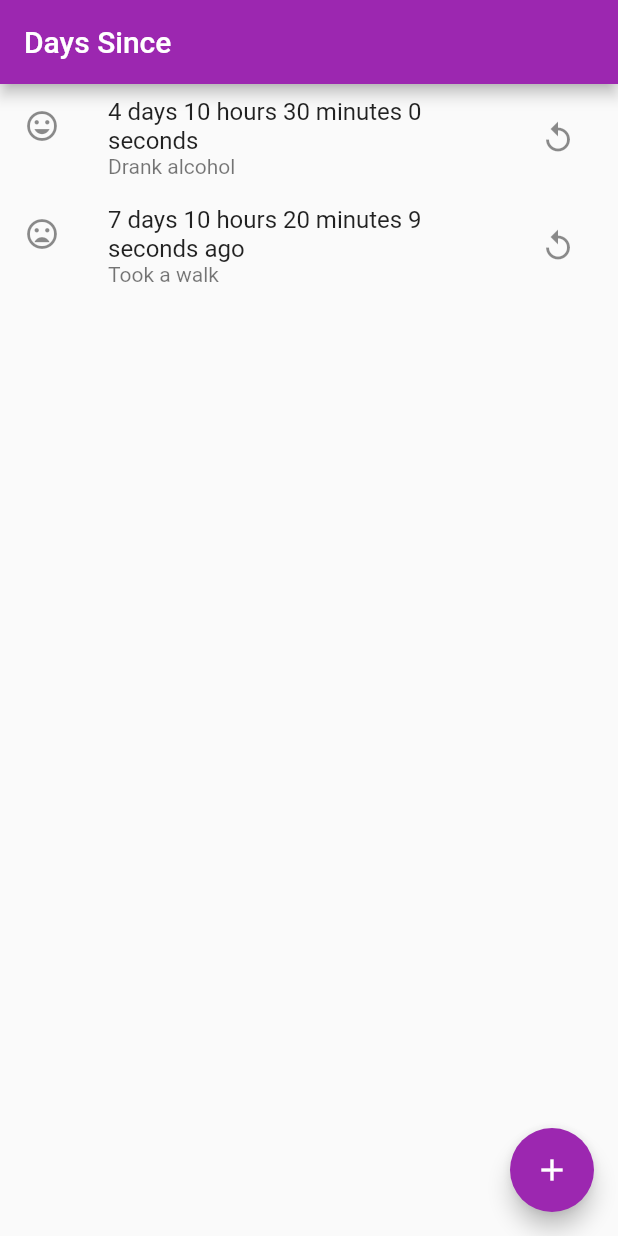
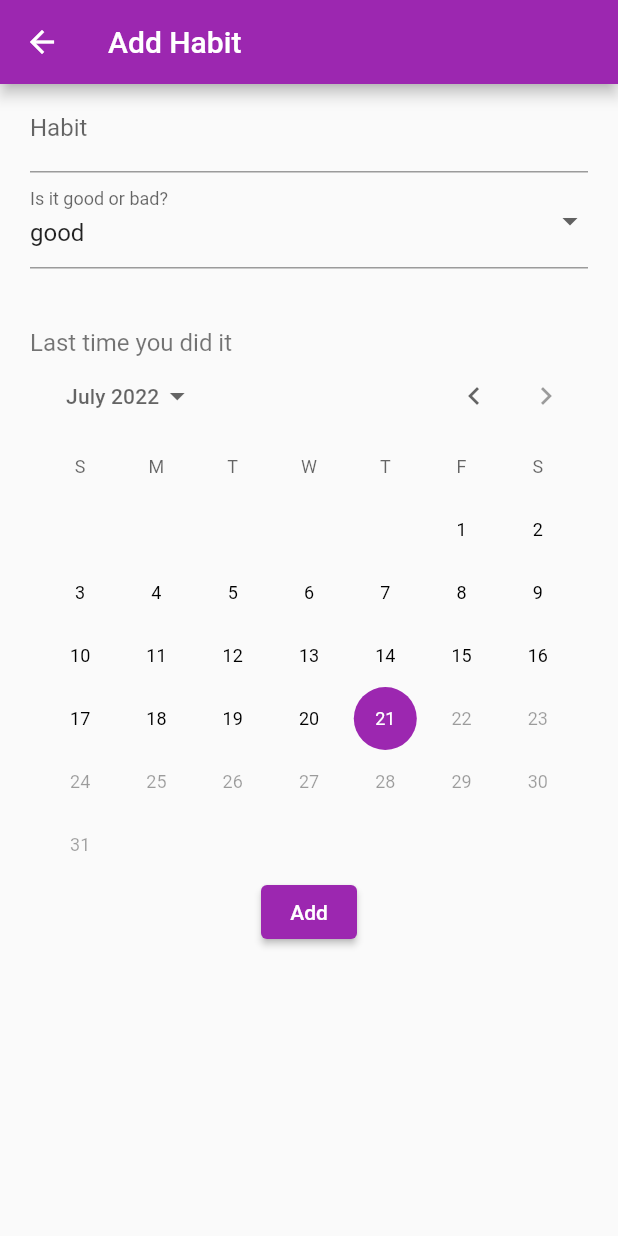
Before and after one commit to paologlim/daysince, a Flutter app: the screen it shows after launch, after a tap on the "add" icon, on a phone screen of 412 x 824 dp. Run offline on Flutter 3.47's test engine with Material 2 defaults, Android fonts, the phone set to English and light mode, and no system bars; our stand-ins replace shared_preferences.

Commit message:
Add all features
* Add creating habit
* Add deleting habit
* Add habit progress indicator
* Add habit progress timer
* Add habig progress resetting

```diff
--- /dev/null
+++ b/lib/habit.dart
@@ -0,0 +1,7 @@
+class Habit {
+  String habit = '';
+  DateTime startedAt = DateTime.now();
+  String type = 'good';
+
+  Habit({required this.habit, required this.startedAt, required this.type});
+}
--- a/lib/main.dart
+++ b/lib/main.dart
@@ -1,5 +1,10 @@
+import 'dart:async';
+
 import 'package:flutter/material.dart';
 import 'package:shared_preferences/shared_preferences.dart';
+
+import 'habit.dart';
+import 'new_habit.dart';
 
 void main() {
   runApp(const MyApp());
@@ -32,7 +37,7 @@ class MyHomePage extends StatefulWidget {
 
 class _MyHomePageState extends State<MyHomePage> {
   SharedPreferences? prefs;
-  List<Map<String, dynamic>>? habits;
+  List<Habit> habits = [];
 
   @override
   Widget build(BuildContext context) {
@@ -42,23 +47,29 @@ class _MyHomePageState extends State<MyHomePage> {
         ),
         floatingActionButton: FloatingActionButton(
           child: const Icon(Icons.add),
-          onPressed: () => null,
+          onPressed: () => Navigator.push(context,
+                  MaterialPageRoute(builder: (context) => const NewHabit()))
+              .then((value) {
+            if (value != null) {
+              setState(() => habits.add(value));
+              _saveHabits();
+            }
+          }),
         ),
         body: ListView(
-          children: [
-            ListTile(
-                title: Text(_buildTimeSince('2022-07-17')),
-                subtitle: const Text('Drank alcohol'),
-                trailing: IconButton(
-                    onPressed: () => null, icon: const Icon(Icons.replay)),
-                leading: const Icon(Icons.mood)),
-            ListTile(
-                title: const Text('7 days 10 hours 20 minutes 9 seconds ago'),
-                subtitle: const Text('Took a walk'),
-                trailing: IconButton(
-                    onPressed: () => null, icon: const Icon(Icons.replay)),
-                leading: const Icon(Icons.mood_bad))
-          ],
+          children: habits
+              .map(
+                (Habit habit) => ListTile(
+                  title: Text(_buildTimeSince(habit.startedAt)),
+                  subtitle: Text(habit.habit),
+                  trailing: IconButton(
+                      onPressed: () => _buildResetDialog(habit),
+                      icon: const Icon(Icons.replay)),
+                  leading: _buildProgressIcon(habit),
+                  onTap: () => _buildDeleteDialog(habit),
+                ),
+              )
+              .toList(),
         ));
   }
 
@@ -66,23 +77,141 @@ class _MyHomePageState extends State<MyHomePage> {
   void initState() {
     super.initState();
     _initHabits();
+    _initTimers();
   }
 
   void _initHabits() async {
     prefs = await SharedPreferences.getInstance();
-    habits = prefs
-        ?.getStringList('habits')
-        ?.map((String e) {
-          List<String> row = e.split(',');
-          return {'title': row[0], 'date': row[1]};
-        })
-        .cast<Map<String, dynamic>>()
-        .toList();
+    setState(() {
+      habits = prefs?.getStringList('habits')?.map((String e) {
+            List<String> row = e.split(',');
+            return Habit(
+                habit: row[0], startedAt: DateTime.parse(row[1]), type: row[2]);
+          }).toList() ??
+          [];
+    });
   }
 
-  String _buildTimeSince(String date) {
-    Duration dateDiff = DateTime.now().difference(DateTime.parse(date));
+  String _buildTimeSince(DateTime date) {
+    Duration dateDiff = DateTime.now().difference(date);
     return '${dateDiff.inDays} days ${dateDiff.inHours % 24} hours '
         '${dateDiff.inMinutes % 60} minutes ${dateDiff.inSeconds % 60} seconds';
   }
+
+  void _resetHabit(Habit habit) {
+    setState(() {
+      habit.startedAt = DateTime.now();
+    });
+    _saveHabits();
+    Navigator.pop(context);
+  }
+
+  void _saveHabits() async {
+    prefs?.setStringList('habits',
+        habits.map<String>((Habit h) => '${h.habit},${h.startedAt},${h.type}').toList());
+  }
+
+  void _initTimers() {
+    Timer.periodic(const Duration(seconds: 1), (Timer t) {
+      setState(() {});
+    });
+  }
+
+  void _buildDeleteDialog(Habit habit) {
+    showDialog<void>(
+      context: context,
+      barrierDismissible: false,
+      builder: (BuildContext context) {
+        return AlertDialog(
+          title: Text(habit.habit),
+          content: SingleChildScrollView(
+            child: ListBody(
+              children: const <Widget>[
+                Text('Delete?'),
+              ],
+            ),
+          ),
+          actions: <Widget>[
+            TextButton(
+              onPressed: () => _deleteHabit(habit),
+              style: TextButton.styleFrom(
+                primary: Colors.purple,
+              ),
+              child: const Text('Delete'),
+            ),
+            TextButton(
+              onPressed: () => Navigator.pop(context),
+              style: TextButton.styleFrom(
+                primary: Colors.purple,
+              ),
+              child: const Text('Cancel'),
+            ),
+          ],
+        );
+      },
+    );
+  }
+
+  void _deleteHabit(Habit habit) {
+    setState(() {
+      habits.remove(habit);
+    });
+    _saveHabits();
+    Navigator.pop(context);
+  }
+
+  void _buildResetDialog(Habit habit) {
+    showDialog<void>(
+      context: context,
+      barrierDismissible: false,
+      builder: (BuildContext context) {
+        return AlertDialog(
+          title: Text(habit.habit),
+          content: SingleChildScrollView(
+            child: ListBody(
+              children: const <Widget>[
+                Text('Reset?'),
+              ],
+            ),
+          ),
+          actions: <Widget>[
+            TextButton(
+              onPressed: () => _resetHabit(habit),
+              style: TextButton.styleFrom(
+                primary: Colors.purple,
+              ),
+              child: const Text('Reset'),
+            ),
+            TextButton(
+              onPressed: () => Navigator.pop(context),
+              style: TextButton.styleFrom(
+                primary: Colors.purple,
+              ),
+              child: const Text('Cancel'),
+            ),
+          ],
+        );
+      },
+    );
+  }
+
+  IconButton _buildProgressIcon(Habit habit) {
+    IconData progressIcon = Icons.mood_bad;
+
+    switch(habit.type) {
+      case 'good':
+        if(DateTime.now().difference(habit.startedAt).inDays <= 3) {
+          progressIcon = Icons.mood;
+        }
+        break;
+      case 'bad':
+        if(DateTime.now().difference(habit.startedAt).inDays >= 3) {
+          progressIcon = Icons.mood;
+        }
+    }
+    return IconButton(
+      icon: Icon(progressIcon),
+      onPressed: () => null,
+    );
+  }
 }
--- /dev/null
+++ b/lib/new_habit.dart
@@ -0,0 +1,60 @@
+import 'package:flutter/material.dart';
+
+import 'habit.dart';
+
+class NewHabit extends StatefulWidget {
+  const NewHabit({Key? key}) : super(key: key);
+
+  @override
+  _NewHabitState createState() => _NewHabitState();
+}
+
+class _NewHabitState extends State<NewHabit> {
+  Habit habit = Habit(habit: '', startedAt: DateTime.now(), type: 'good');
+
+  @override
+  Widget build(BuildContext context) {
+    return Scaffold(
+        appBar: AppBar(title: const Text('Add Habit')),
+        body: Container(
+          padding: const EdgeInsets.fromLTRB(20, 0, 20, 0),
+          child: SingleChildScrollView(
+            child: Column(
+              children: [
+                TextField(
+                  decoration: const InputDecoration(labelText: 'Habit'),
+                  onChanged: (String value) => habit.habit = value,
+                ),
+                DropdownButtonFormField<String>(
+                  items: ['good', 'bad']
+                      .map<DropdownMenuItem<String>>(
+                          (String type) => DropdownMenuItem(
+                                value: type,
+                                child: Text(type),
+                              ))
+                      .toList(),
+                  value: habit.type,
+                  decoration:
+                      const InputDecoration(labelText: 'Is it good or bad?'),
+                  onChanged: (String? value) => habit.type = value!,
+                ),
+                Container(
+                    alignment: Alignment.centerLeft,
+                    padding: const EdgeInsets.only(top: 40),
+                    child: const Text('Last time you did it',
+                        style: TextStyle(fontSize: 16, color: Colors.black54))),
+                CalendarDatePicker(
+                  initialDate: DateTime.now(),
+                  firstDate: DateTime.now().subtract(const Duration(days: 365)),
+                  lastDate: DateTime.now(),
+                  onDateChanged: (DateTime date) => habit.startedAt = date,
+                ),
+                ElevatedButton(
+                    onPressed: () => Navigator.pop(context, habit),
+                    child: const Text('Add'))
+              ],
+            ),
+          ),
+        ));
+  }
+}
```
